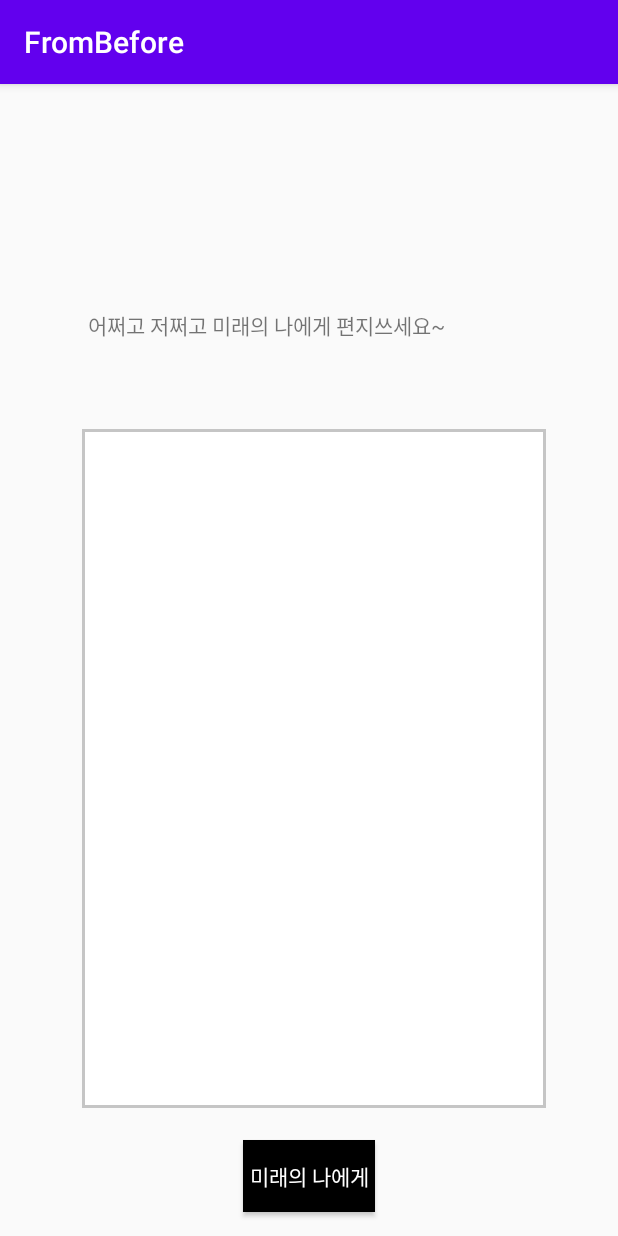
After one commit to JeonK1/FromBefore, an Android app: the InitMessageActivity screen opened directly, with no data from a screen before it, on a phone screen of 412 x 824 dp. The commit adds this screen. Run offline under Robolectric (Android 15) with nearby library versions, the light colour scheme and no system bars.

Commit message:
initial commit

```diff
--- a/FromBefore/app/src/main/AndroidManifest.xml
+++ b/FromBefore/app/src/main/AndroidManifest.xml
@@ -9,6 +9,8 @@
         android:roundIcon="@mipmap/ic_launcher_round"
         android:supportsRtl="true"
         android:theme="@style/AppTheme">
+        <activity android:name=".InitMessageActivity"></activity>
+        <activity android:name=".InitDdayActivity" />
         <activity android:name=".MainActivity">
             <intent-filter>
                 <action android:name="android.intent.action.MAIN" />
--- /dev/null
+++ b/FromBefore/app/src/main/java/com/example/frombefore/InitMessageActivity.kt
@@ -0,0 +1,11 @@
+package com.example.frombefore
+
+import androidx.appcompat.app.AppCompatActivity
+import android.os.Bundle
+
+class InitMessageActivity : AppCompatActivity() {
+    override fun onCreate(savedInstanceState: Bundle?) {
+        super.onCreate(savedInstanceState)
+        setContentView(R.layout.activity_init_message)
+    }
+}
--- a/FromBefore/app/src/main/java/com/example/frombefore/MainActivity.kt
+++ b/FromBefore/app/src/main/java/com/example/frombefore/MainActivity.kt
@@ -1,12 +1,18 @@
 package com.example.frombefore
 
+import android.content.Intent
 import androidx.appcompat.app.AppCompatActivity
 import android.os.Bundle
+import kotlinx.android.synthetic.main.activity_main.*
 
 class MainActivity : AppCompatActivity() {
 
     override fun onCreate(savedInstanceState: Bundle?) {
         super.onCreate(savedInstanceState)
         setContentView(R.layout.activity_main)
+        button.setOnClickListener {
+            val i = Intent(this, InitDdayActivity::class.java)
+            startActivity(i)
+        }
     }
 }
--- /dev/null
+++ b/FromBefore/app/src/main/res/drawable/rectangle.xml
@@ -0,0 +1,9 @@
+<?xml version="1.0" encoding="utf-8"?>
+<shape xmlns:android="http://schemas.android.com/apk/res/android">
+    <stroke android:width="2dp" android:color="#ffc5c5c5" />
+    <padding android:left="2dp"
+        android:top="2dp"
+        android:right="2dp"
+        android:bottom="2dp" />
+    <solid android:color="#ffffffff" />
+</shape>
--- /dev/null
+++ b/FromBefore/app/src/main/res/layout/activity_init_message.xml
@@ -0,0 +1,50 @@
+<?xml version="1.0" encoding="utf-8"?>
+<androidx.constraintlayout.widget.ConstraintLayout xmlns:android="http://schemas.android.com/apk/res/android"
+    xmlns:app="http://schemas.android.com/apk/res-auto"
+    xmlns:tools="http://schemas.android.com/tools"
+    android:layout_width="match_parent"
+    android:layout_height="match_parent"
+    tools:context=".InitMessageActivity">
+
+    <TextView
+        android:id="@+id/textView3"
+        android:layout_width="wrap_content"
+        android:layout_height="wrap_content"
+        android:layout_marginStart="4dp"
+        android:layout_marginTop="150dp"
+        android:layout_marginBottom="61dp"
+        android:text="어쩌고 저쩌고 미래의 나에게 편지쓰세요~"
+        app:layout_constraintBottom_toTopOf="@+id/editTextTextMultiLine"
+        app:layout_constraintStart_toStartOf="@+id/editTextTextMultiLine"
+        app:layout_constraintTop_toTopOf="parent"
+        app:layout_constraintVertical_bias="0.0" />
+
+    <EditText
+        android:id="@+id/editTextTextMultiLine"
+        android:layout_width="309dp"
+        android:layout_height="0dp"
+        android:layout_marginTop="230dp"
+        android:layout_marginEnd="48dp"
+        android:layout_marginBottom="21dp"
+        android:background="@drawable/rectangle"
+        android:ems="10"
+        android:gravity="start|top"
+        android:inputType="textMultiLine"
+        android:padding="8dp"
+        app:layout_constraintBottom_toTopOf="@+id/button4"
+        app:layout_constraintEnd_toEndOf="parent"
+        app:layout_constraintTop_toTopOf="parent" />
+
+    <Button
+        android:id="@+id/button4"
+        android:layout_width="wrap_content"
+        android:layout_height="wrap_content"
+        android:layout_marginBottom="16dp"
+        android:background="#000000"
+        android:text="미래의 나에게"
+        android:textColor="#FFFFFF"
+        app:layout_constraintBottom_toBottomOf="parent"
+        app:layout_constraintEnd_toEndOf="parent"
+        app:layout_constraintStart_toStartOf="parent"
+        app:layout_constraintTop_toBottomOf="@+id/editTextTextMultiLine" />
+</androidx.constraintlayout.widget.ConstraintLayout>
```
Also changed, not shown: FromBefore/app/src/main/java/com/example/frombefore/InitDdayActivity.kt (added, +49 -0 lines), FromBefore/app/src/main/res/layout/activity_init_dday.xml (added, +40 -0 lines), FromBefore/app/src/main/res/layout/activity_main.xml (+11 -0 lines).
